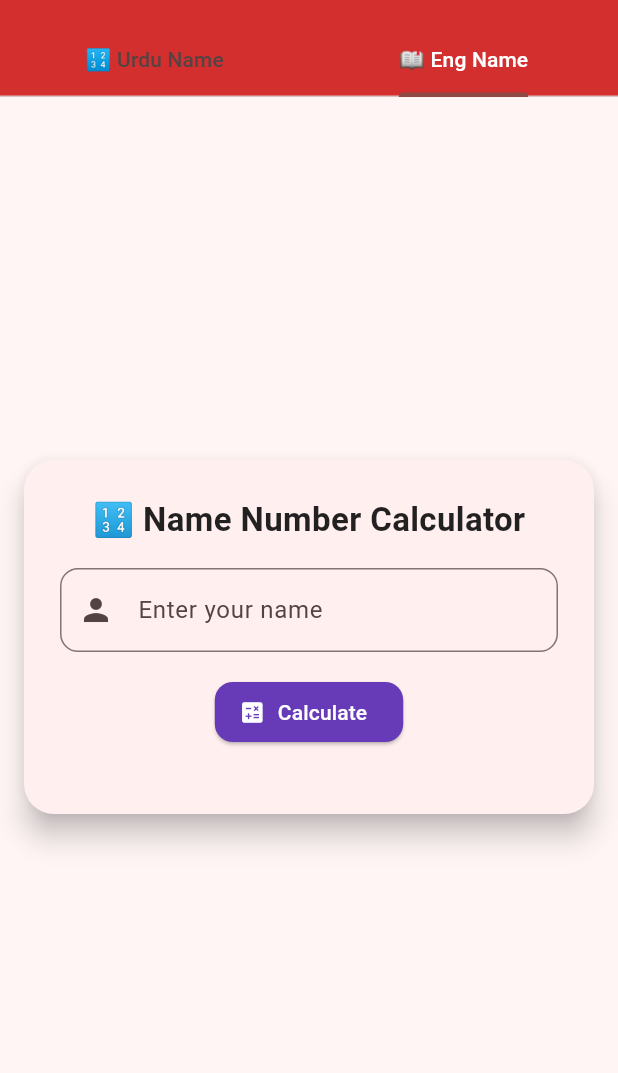
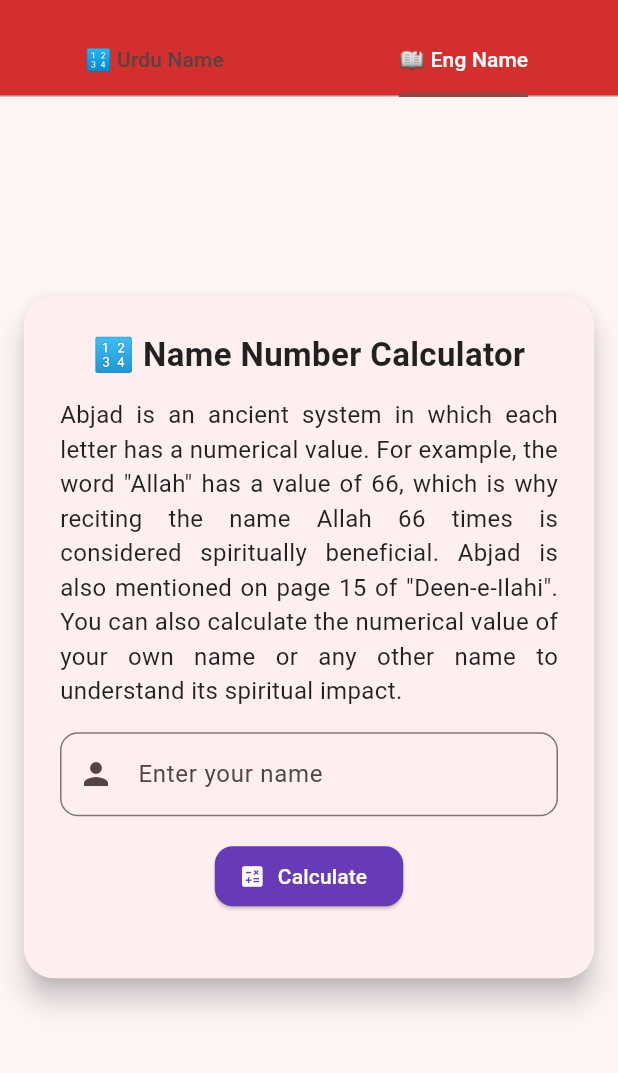
Before and after one commit to Gul7333/goharshahiapp, a Flutter app: the UrduAbjadCalculator screen opened directly, tab 2 chosen, on a phone screen of 412 x 824 dp, the part 59-1132 px from its top. Run offline on Flutter 3.47's test engine with Material 3 defaults, Android fonts, the phone set to English and light mode, and no system bars; our stand-ins replace dio, flutter_markdown, font_awesome_flutter, geolocator, just_audio, package_info_plus and 6 more; missing offline and left inert: adhan_dart, clarity_flutter, dart:ui_web, fvp, pdfrx; accounts and stored records are empty; network calls fail; Roboto replaces fonts that are missing (english).

Commit message:
incremented to 1.0.5

```diff
--- a/lib/Screens/HomeScreen.dart
+++ b/lib/Screens/HomeScreen.dart
@@ -35,8 +35,8 @@ class _HomescreenState extends State<Homescreen> {
   void initState() {
     super.initState();
     _startAutoPlay();
-    // checkForUpdate(context);
-    // checkForMessage(context);
+    checkForUpdate(context);
+    checkForMessage(context);
   }
 
 
--- a/lib/Widgets/NameNumberCalculator.dart
+++ b/lib/Widgets/NameNumberCalculator.dart
@@ -42,13 +42,30 @@ class _NameNumberCalculatorState extends State<NameNumberCalculator> {
                 '🔢 Name Number Calculator',
                 style: TextStyle(fontSize: 22, fontWeight: FontWeight.bold),
               ),
+                            const SizedBox(height: 12),
+
+              const Text(
+                'Abjad is an ancient system in which each letter has a numerical value. '
+                'For example, the word "Allah" has a value of 66, which is why reciting the name Allah 66 times is considered spiritually beneficial. '
+                'Abjad is also mentioned on page 15 of "Deen-e-Ilahi". '
+                'You can also calculate the numerical value of your own name or any other name to understand its spiritual impact.',
+                textAlign: TextAlign.justify,
+                style: TextStyle(
+                  fontSize: 16,
+                  fontFamily:
+                      "english", // Replace with your English font if needed
+                ),
+              ),
+
               const SizedBox(height: 16),
               TextField(
                 controller: _controller,
                 decoration: InputDecoration(
                   hintText: 'Enter your name',
                   prefixIcon: const Icon(Icons.person),
-                  border: OutlineInputBorder(borderRadius: BorderRadius.circular(12)),
+                  border: OutlineInputBorder(
+                    borderRadius: BorderRadius.circular(12),
+                  ),
                 ),
               ),
               const SizedBox(height: 16),
@@ -59,14 +76,19 @@ class _NameNumberCalculatorState extends State<NameNumberCalculator> {
                 style: ElevatedButton.styleFrom(
                   backgroundColor: Colors.deepPurple,
                   foregroundColor: Colors.white,
-                  shape: RoundedRectangleBorder(borderRadius: BorderRadius.circular(12)),
+                  shape: RoundedRectangleBorder(
+                    borderRadius: BorderRadius.circular(12),
+                  ),
                 ),
               ),
               const SizedBox(height: 20),
               if (_controller.text.isNotEmpty)
                 Text(
                   '🔢 Total Value: $total',
-                  style: const TextStyle(fontSize: 20, fontWeight: FontWeight.bold),
+                  style: const TextStyle(
+                    fontSize: 20,
+                    fontWeight: FontWeight.bold,
+                  ),
                 ),
             ],
           ),
--- a/pubspec.yaml
+++ b/pubspec.yaml
@@ -16,7 +16,7 @@ publish_to: 'none' # Remove this line if you wish to publish to pub.dev
 # https://developer.apple.com/library/archive/documentation/General/Reference/InfoPlistKeyReference/Articles/CoreFoundationKeys.html
 # In Windows, build-name is used as the major, minor, and patch parts
 # of the product and file versions while build-number is used as the build suffix.
-version: 1.0.4+5
+version: 1.0.5+6
 
 environment:
   sdk: ^3.7.2
```
